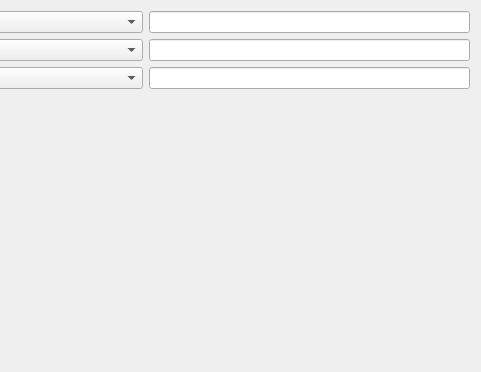
AU-ExoMars/PCOT, file src/pcot/assets/tabscalartest.ui: the form before one commit; both pictures show x 276 to 757 and y 0 to 372 of the 757 by 372 pixel window.
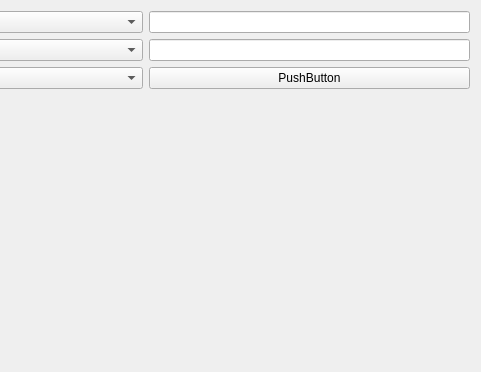
The form after the commit.

Commit message: Better scalartest dialog using DQDialog.

```diff
--- a/src/pcot/assets/tabscalartest.ui
+++ b/src/pcot/assets/tabscalartest.ui
@@ -21,9 +21,6 @@
      </property>
     </widget>
    </item>
-   <item row="2" column="2">
-    <widget class="QLineEdit" name="dqEdit"/>
-   </item>
    <item row="0" column="0">
     <widget class="QLabel" name="label">
      <property name="text">
@@ -135,6 +132,13 @@
      </property>
     </spacer>
    </item>
+   <item row="2" column="2">
+    <widget class="QPushButton" name="dqEditButton">
+     <property name="text">
+      <string>PushButton</string>
+     </property>
+    </widget>
+   </item>
   </layout>
  </widget>
  <resources/>
```
The commit also changes 2 other files.
